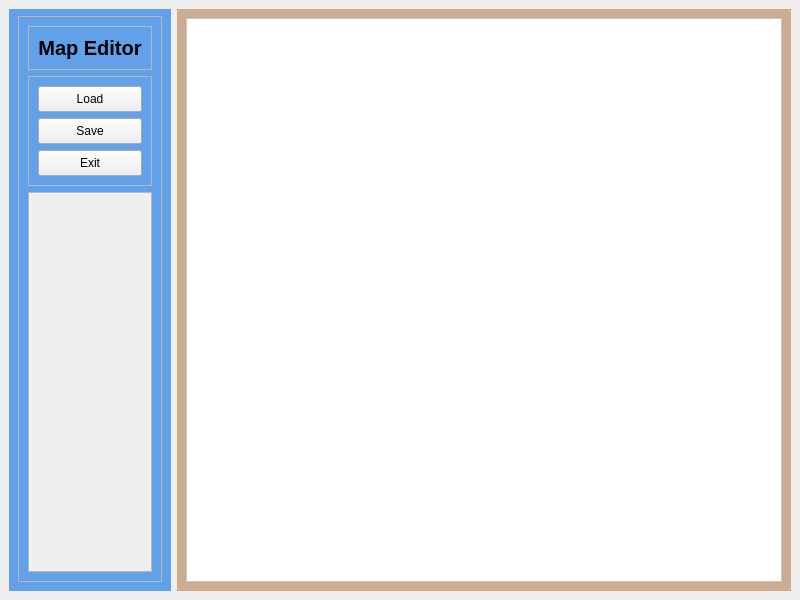
Above: editor/MapEditor.ui from alejoordonez02/counter-strike-2d before the change. Below: the same form after it.
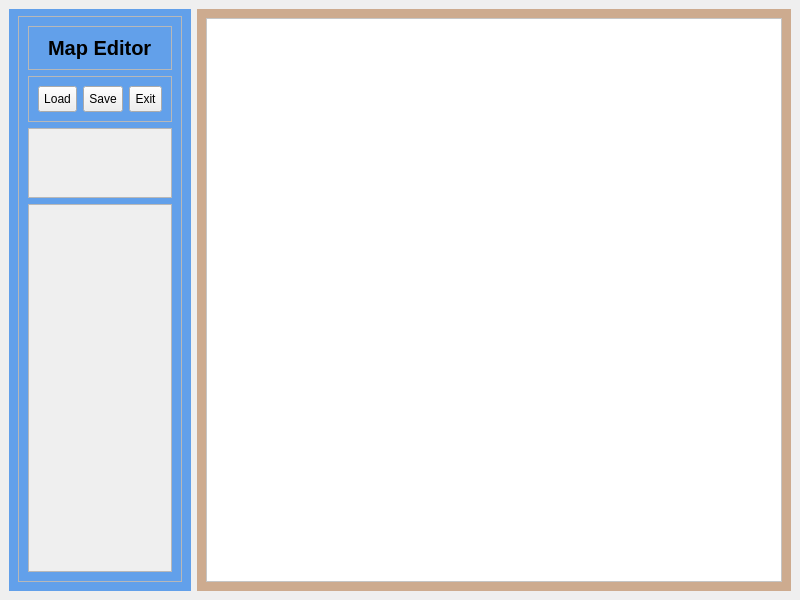
That is the form after the change. Icons and pictures are not drawn.

The edit to the form file:
```diff
--- a/editor/MapEditor.ui
+++ b/editor/MapEditor.ui
@@ -83,7 +83,7 @@
              <enum>QFrame::Raised</enum>
             </property>
             <layout class="QHBoxLayout" name="horizontalLayout_2">
-             <item alignment="Qt::AlignTop">
+             <item alignment="Qt::AlignHCenter|Qt::AlignTop">
               <widget class="QLabel" name="name">
                <property name="font">
                 <font>
@@ -95,15 +95,9 @@
                  <strikeout>false</strikeout>
                 </font>
                </property>
-               <property name="styleSheet">
-                <string notr="true"/>
-               </property>
                <property name="text">
                 <string>Map Editor</string>
                </property>
-               <property name="alignment">
-                <set>Qt::AlignCenter</set>
-               </property>
               </widget>
              </item>
             </layout>
@@ -120,6 +114,9 @@
             <property name="cursor">
              <cursorShape>PointingHandCursor</cursorShape>
             </property>
+            <property name="layoutDirection">
+             <enum>Qt::RightToLeft</enum>
+            </property>
             <property name="styleSheet">
              <string notr="true">#SaveButton{
 	padding: 5px;
@@ -137,7 +134,47 @@
             <property name="frameShadow">
              <enum>QFrame::Raised</enum>
             </property>
-            <layout class="QVBoxLayout" name="verticalLayout_3">
+            <layout class="QHBoxLayout" name="horizontalLayout_5">
+             <item>
+              <widget class="QPushButton" name="ExitButton">
+               <property name="cursor">
+                <cursorShape>PointingHandCursor</cursorShape>
+               </property>
+               <property name="text">
+                <string>Exit</string>
+               </property>
+               <property name="icon">
+                <iconset resource="resources/resources.qrc">
+                 <normaloff>:/icons/icons/x-circle.svg</normaloff>:/icons/icons/x-circle.svg</iconset>
+               </property>
+               <property name="iconSize">
+                <size>
+                 <width>24</width>
+                 <height>24</height>
+                </size>
+               </property>
+              </widget>
+             </item>
+             <item>
+              <widget class="QPushButton" name="SaveButton">
+               <property name="cursor">
+                <cursorShape>PointingHandCursor</cursorShape>
+               </property>
+               <property name="text">
+                <string>Save</string>
+               </property>
+               <property name="icon">
+                <iconset resource="resources/resources.qrc">
+                 <normaloff>:/icons/icons/save.svg</normaloff>:/icons/icons/save.svg</iconset>
+               </property>
+               <property name="iconSize">
+                <size>
+                 <width>24</width>
+                 <height>24</height>
+                </size>
+               </property>
+              </widget>
+             </item>
              <item>
               <widget class="QPushButton" name="LoadButton">
                <property name="cursor">
@@ -162,12 +199,6 @@
                  <height>24</height>
                 </size>
                </property>
-               <property name="checkable">
-                <bool>false</bool>
-               </property>
-               <property name="autoRepeatInterval">
-                <number>100</number>
-               </property>
                <property name="autoDefault">
                 <bool>false</bool>
                </property>
@@ -176,49 +207,41 @@
                </property>
               </widget>
              </item>
-             <item>
-              <widget class="QPushButton" name="SaveButton">
-               <property name="cursor">
-                <cursorShape>PointingHandCursor</cursorShape>
-               </property>
-               <property name="text">
-                <string>Save</string>
-               </property>
-               <property name="icon">
-                <iconset resource="resources/resources.qrc">
-                 <normaloff>:/icons/icons/save.svg</normaloff>:/icons/icons/save.svg</iconset>
-               </property>
-               <property name="iconSize">
-                <size>
-                 <width>24</width>
-                 <height>24</height>
-                </size>
-               </property>
-              </widget>
-             </item>
-             <item>
-              <widget class="QPushButton" name="ExitButton">
-               <property name="cursor">
-                <cursorShape>PointingHandCursor</cursorShape>
-               </property>
-               <property name="text">
-                <string>Exit</string>
-               </property>
-               <property name="icon">
-                <iconset resource="resources/resources.qrc">
-                 <normaloff>:/icons/icons/x-circle.svg</normaloff>:/icons/icons/x-circle.svg</iconset>
-               </property>
-               <property name="iconSize">
-                <size>
-                 <width>24</width>
-                 <height>24</height>
-                </size>
-               </property>
-              </widget>
-             </item>
             </layout>
            </widget>
           </item>
+          <item alignment="Qt::AlignTop">
+           <widget class="QScrollArea" name="scrollArea_3">
+            <property name="cursor" stdset="0">
+             <cursorShape>OpenHandCursor</cursorShape>
+            </property>
+            <property name="layoutDirection">
+             <enum>Qt::LeftToRight</enum>
+            </property>
+            <property name="widgetResizable">
+             <bool>true</bool>
+            </property>
+            <widget class="QWidget" name="scrollAreaWidgetContents_3">
+             <property name="geometry">
+              <rect>
+               <x>0</x>
+               <y>0</y>
+               <width>241</width>
+               <height>68</height>
+              </rect>
+             </property>
+             <layout class="QHBoxLayout" name="horizontalLayout_6">
+              <item>
+               <widget class="QLabel" name="weaponsheet">
+                <property name="text">
+                 <string/>
+                </property>
+               </widget>
+              </item>
+             </layout>
+            </widget>
+           </widget>
+          </item>
           <item>
            <widget class="QScrollArea" name="scrollArea_2">
             <property name="cursor" stdset="0">
@@ -232,13 +255,13 @@
               <rect>
                <x>0</x>
                <y>0</y>
-               <width>123</width>
-               <height>347</height>
+               <width>241</width>
+               <height>355</height>
               </rect>
              </property>
              <layout class="QHBoxLayout" name="horizontalLayout_4">
               <item>
-               <widget class="QLabel" name="label_2">
+               <widget class="QLabel" name="tylesheet">
                 <property name="cursor">
                  <cursorShape>ArrowCursor</cursorShape>
                 </property>
@@ -293,7 +316,7 @@
        <item>
         <widget class="QScrollArea" name="scrollArea">
          <property name="cursor" stdset="0">
-          <cursorShape>OpenHandCursor</cursorShape>
+          <cursorShape>ArrowCursor</cursorShape>
          </property>
          <property name="styleSheet">
           <string notr="true">background-color: rgb(255, 255, 255);</string>
@@ -312,7 +335,7 @@
            <rect>
             <x>0</x>
             <y>0</y>
-            <width>593</width>
+            <width>475</width>
             <height>562</height>
            </rect>
           </property>
```
Left out of the diff: 2 changed lines with no effect on the pictures.
